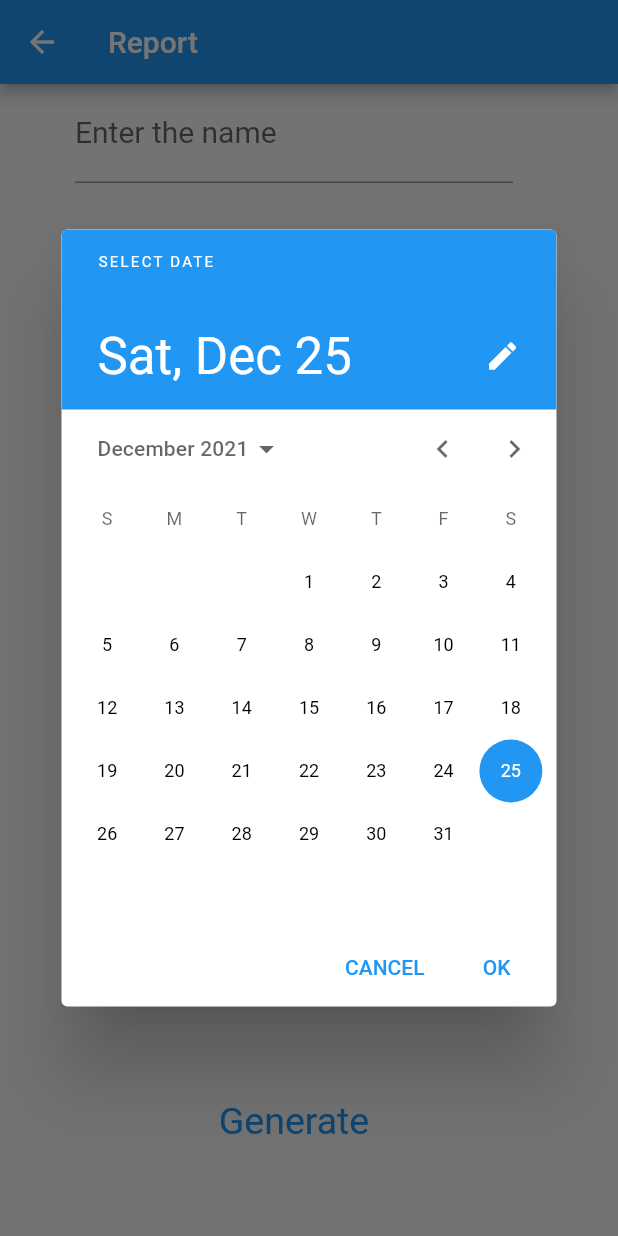
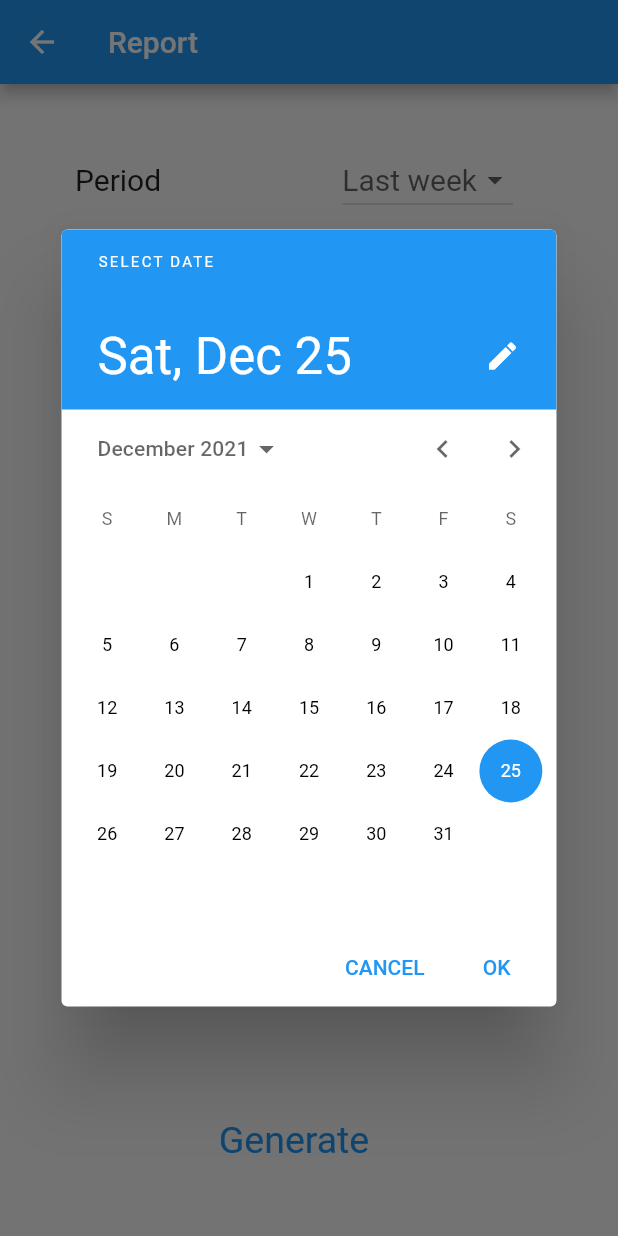
Before and after one commit to alexpardilla/codelab_timetracker.iml, a Flutter app: the PageReport screen opened directly, after a tap on the "calendar today" icon, on a phone screen of 412 x 824 dp. Run offline on Flutter 3.47's test engine with Material 2 defaults, Android fonts, the phone set to English and light mode, and no system bars; network calls fail.

Commit message:
Add new task/project and add button stop/start

```diff
--- a/lib/page_activities.dart
+++ b/lib/page_activities.dart
@@ -22,15 +22,16 @@ class PageActivities extends StatefulWidget {
 class _PageActivitiesState extends State<PageActivities> {
   //late Tree tree;
   late int id;
+  late int depth = 5;
   late Future<Tree> futureTree;
   late Timer _timer;
-  static const int periodRefresh = 6;
+  static const int periodRefresh = 2;
 
   @override
   void initState() {
     super.initState();
     id = widget.id;
-    futureTree = getTree(id);
+    futureTree = getTree(id, depth);
     _activateTimer();
     //tree = getTree();
   }
@@ -61,7 +62,8 @@ class _PageActivitiesState extends State<PageActivities> {
                 //TODO other actions
               ],
             ),
-            body: ListView.separated(
+            body:
+            ListView.separated(
               // it's like ListView.builder() but better because it includes a separator between items
               padding: const EdgeInsets.all(16.0),
               itemCount: snapshot.data!.root.children.length,
@@ -69,6 +71,26 @@ class _PageActivitiesState extends State<PageActivities> {
                   _buildRow(snapshot.data!.root.children[index], index),
               separatorBuilder: (BuildContext context, int index) =>
               const Divider(),
+
+            ),
+            bottomNavigationBar: BottomAppBar(
+              shape: const CircularNotchedRectangle(),
+              child: Container(
+                height: 150.0,
+                color: Colors.blue[700],
+                alignment: Alignment.center,
+                child: Text('Nom: ${snapshot.data!.root.name}\n'
+                    'Data final: ${snapshot.data!.root.initialDate != null ?
+                  snapshot.data!.root.initialDate.toString().split('.').first : "No hi ha temps"}\n'
+                    'Data Inicial: ${snapshot.data!.root.finalDate != null ?
+                  snapshot.data!.root.finalDate.toString().split('.').first : "No hi ha temps"}\n'
+                    'Duración total: ${snapshot.data!.root.duration}\n'
+                    'Id: ${snapshot.data!.root.id}\n',
+                    style: Theme.of(context)
+                        .textTheme
+                        .headline5!
+                        .copyWith(color: Colors.white)),
+              ),
             ),
             floatingActionButton: FloatingActionButton(
               child: const Icon(Icons.add),
@@ -80,6 +102,7 @@ class _PageActivitiesState extends State<PageActivities> {
                 }
 
             ),
+
           );
         } else if (snapshot.hasError) {
           return Text("${snapshot.error}");
@@ -98,38 +121,38 @@ class _PageActivitiesState extends State<PageActivities> {
   Widget _buildRow(Activity activity, int index) {
     String strDuration = Duration(seconds: activity.duration).toString().split('.').first;
     // split by '.' and taking first element of resulting list removes the microseconds part
+
     if (activity is Project) {
       return ListTile(
-        title: Text('${activity.name}'),
+        title: Text('${activity.name} \nDuration: $strDuration'),
         subtitle: const Text('Project'),
-        trailing: Text('$strDuration'),
         onTap: () => _navigateDownActivities(activity.id),
       );
     } else if (activity is Task) {
-      Task task = activity as Task;
+      Task task = activity;
       // at the moment is the same, maybe changes in the future
-      Widget trailing;
-      trailing = Text('$strDuration');
       return ListTile(
-        title: Text('${activity.name}'),
-        subtitle: const Text('Task'),
-        trailing: trailing,
-        onTap: () => _navigateDownIntervals(activity.id),
-        onLongPress: () {
-          if ((activity as Task).active) {
-            stop(activity.id);
+        title: Text('${task.name} \nDuration: $strDuration'),
+        subtitle: Text('Task \n${task.active ? "Actiu" :  "No actiu"} '),
+        onTap: () => _navigateDownIntervals(task.id),
+        trailing: IconButton(
+        icon: (activity).active ? const Icon(Icons.pause_circle_outline) : const Icon(Icons.play_circle_fill_outlined),
+        onPressed: () {
+          if ((task).active) {
+            stop(task.id);
             _refresh(); //to show immediately that task has started
           } else {
-            start(activity.id);
+            start(task.id);
             _refresh(); //to show immediately that task has stopped
           }
-        },
+        }),
       );
     } else {
       throw(Exception("Activity that is neither a Task or a Project"));
       // this solves the problem of return Widget is not nullable because an
       // Exception is also a Widget?
     }
+
   }
 
   void _navigateDownActivities(int childId) {
@@ -155,13 +178,13 @@ class _PageActivitiesState extends State<PageActivities> {
   }
 
   void _refresh() async {
-    futureTree = getTree(id);
+    futureTree = getTree(id, depth);
     setState(() {});
   }
 
   void _activateTimer() {
     _timer = Timer.periodic(const Duration(seconds: periodRefresh), (Timer t) {
-      futureTree = getTree(id);
+      futureTree = getTree(id, depth);
       setState(() {});
     });
   }
--- a/lib/page_addActivity.dart
+++ b/lib/page_addActivity.dart
@@ -107,10 +107,6 @@ class _PageAddActivityState extends State<PageAddActivity> {
     );
   }
 
-  void _addActivity() {
-
-  }
-
   @override
   void dispose() {
     // "The framework calls this method when this State object will never build again"
--- a/lib/page_report.dart
+++ b/lib/page_report.dart
@@ -1,4 +1,3 @@
-import 'package:codelab_timetracker/tree.dart';
 import 'package:flutter/cupertino.dart';
 import 'package:flutter/material.dart';
 import 'package:intl/intl.dart';
@@ -11,12 +10,8 @@ class PageReport extends StatefulWidget {
 }
 
 class _PageReportState extends State<PageReport> {
-
-  final _name = TextEditingController();
-  final _nameFather = TextEditingController();
-
-  final _listaC = ['Project', 'Task'];
-  String _vistaC = 'Project';
+  var _listaR = ['Last week', 'This week', 'Yesterday', 'Today', 'Other'];
+  String _vistaR = 'Last week';
 
   DateFormat formatter = DateFormat('yyyy-mm-dd');
   int ForT = 0;
@@ -26,16 +21,42 @@ class _PageReportState extends State<PageReport> {
   DateTime _dateTimeT = DateTime.now();
   DateTime today = DateTime.now();
 
+  var _listaC = ['Brief', 'Detalled', 'Statistic'];
+  String _vistaC = 'Brief';
+
+  var _listaF = ['Web page', 'PDF', 'Text'];
+  String _vistaF = 'Web page';
 
   @override
   void initState() {
     // TODO: implement initState
+    DateTime mondayThisWeek = DateTime(
+        today.year, today.month, today.day - today.weekday + 1);
+
+    if (_vistaR == 'Today') {
+      _dateTimeF = DateTime.now();
+      _dateTimeT = DateTime.now();
+    }
+    if (_vistaR == 'Yesterday') {
+      _dateTimeF = today.subtract(Duration(days: 1));
+      _dateTimeT = today.subtract(Duration(days: 1));
+    }
+    if (_vistaR == 'This week') {
+      _dateTimeF =
+          DateTime(today.year, today.month, today.day - today.weekday + 1);
+      _dateTimeT = DateTime.now();
+    }
+    if (_vistaR == 'Last week') {
+      _dateTimeT = mondayThisWeek.subtract(new Duration(days: 1));
+      _dateTimeF = mondayThisWeek.subtract(new Duration(days: 7));
+    }
+    if (_vistaR == 'Other') {
+      _pickFromDate();
+    }
   }
 
   @override
   Widget build(BuildContext context) {
-    return FutureBuilder<Tree>(
-      builder: (context, snapshot) {
     return Scaffold(
         appBar: AppBar(
           title: Text('Report'),
@@ -46,14 +67,38 @@ class _PageReportState extends State<PageReport> {
           child: Column(
             children: <Widget>[
 
-                //INSERT NAME DONE!
+
+              //PARTE DEL PERIOD DONE!
               Expanded(
-                      child: TextFormField(
-                          decoration: const InputDecoration(
-                          border: UnderlineInputBorder(),
-                      labelText: 'Enter the name',
+                  child: Row(
+                    //mainAxisAlignment: MainAxisAlignment.start,
+                    children: <Widget>[
+                      Expanded(
+                          child: Container(
+                            child: Text('Period',
+                              //textAlign: TextAlign.center,
+
+                            ),)
                       ),
+
+                      DropdownButton(
+                        items: _listaR.map((String a) {
+                          return DropdownMenuItem(
+                            value: a,
+                            child: Text(a),
+                          );
+                        }).toList(),
+                        onChanged: (newValue) {
+                          setState(() =>
+                          {
+                            _vistaR = newValue as String,
+                          });
+                          initState();
+                        },
+                        hint: Text(_vistaR),
                       ),
+                    ],)
+
               ),
 
               //PARTE DEL FROM, FALTA QUITAR HORA!
@@ -72,12 +117,10 @@ class _PageReportState extends State<PageReport> {
                       Expanded(
                         child: Container(
                           alignment: FractionalOffset(0.2, 0.6),
-                            child: Text('${_dateTimeF.year}-${_dateTimeF
-                                .month}-${_dateTimeF.day}'),
+                          child: Text('${_dateTimeF.year}-${_dateTimeF.month}-${_dateTimeF.day}'),
                         ),),
 
-                        IconButton(
-                          icon: Icon(Icons.calendar_today, color: Colors.blue),
+                      IconButton(icon: Icon(Icons.calendar_today, color: Colors.blue),
                         onPressed: () {
                           showDatePicker(
                               context: context,
@@ -85,10 +128,12 @@ class _PageReportState extends State<PageReport> {
                               firstDate: DateTime(2020),
                               lastDate: DateTime(2025)
                           ).then((date) {
+
                             setState(() {
                               _oldDTimeF = _dateTimeF;
                               ForT = 1;
                               _dateTimeF = date as DateTime;
+                              _vistaR = 'Other';
                             });
                             initState();
                           });
@@ -114,12 +159,10 @@ class _PageReportState extends State<PageReport> {
                       Expanded(
                         child: Container(
 
-                            child: Text('${_dateTimeT.year}-${_dateTimeT
-                                .month}-${_dateTimeT.day}'),
+                          child: Text('${_dateTimeT.year}-${_dateTimeT.month}-${_dateTimeT.day}'),
                         ),),
 
-                        IconButton(
-                          icon: Icon(Icons.calendar_today, color: Colors.blue),
+                      IconButton(icon: Icon(Icons.calendar_today, color: Colors.blue),
                         onPressed: () {
                           showDatePicker(
                               context: context,
@@ -131,6 +174,7 @@ class _PageReportState extends State<PageReport> {
                               _oldDTimeT = _dateTimeT;
                               ForT = 2;
                               _dateTimeT = date as DateTime;
+                              _vistaR = 'Other';
                             });
                             initState();
                           });
@@ -174,6 +218,37 @@ class _PageReportState extends State<PageReport> {
 
               ),
 
+              //PARTE DEL FORMAT, DONE!
+              Expanded(
+                  child: Row(
+                    mainAxisAlignment: MainAxisAlignment.start,
+                    children: <Widget>[
+                      Expanded(
+                        child: Container(
+
+                          child: Text('Format'),
+
+                        ),
+                      ),
+
+                      DropdownButton(
+                        items: _listaF.map((String a) {
+                          return DropdownMenuItem(
+                              value: a,
+                              child: Text(a)
+                          );
+                        }).toList(),
+                        onChanged: (newValue) {
+                          setState(() =>
+                          {
+                            _vistaF = newValue as String
+                          });
+                        },
+                        hint: Text(_vistaF),
+                      ),
+                    ],)
+
+              ),
 
               //PARTE DEL GENERATE, DONE PERO DIFERENTE
               Expanded(
@@ -190,8 +265,6 @@ class _PageReportState extends State<PageReport> {
             ],
           ),)
     );
-      },
-    );
   }
 
   void _pickFromDate() async {
@@ -205,6 +278,7 @@ class _PageReportState extends State<PageReport> {
     DateTime end = _dateTimeT; // the present To date
     if (end.difference(newStart) >= Duration(days: 0)) {
       setState(() {
+        _vistaR = 'Other'; // to redraw the screen
       });
     } else {
       _showAlertDates();
--- a/lib/requests.dart
+++ b/lib/requests.dart
@@ -1,4 +1,5 @@
 import 'dart:convert' as convert;
+import 'package:flutter/material.dart';
 import 'package:http/http.dart' as http;
 import 'tree.dart';
 
@@ -18,8 +19,8 @@ const String baseUrl = "http://localhost:8080";
 // https://newbedev.com/how-can-i-access-my-localhost-from-my-android-device
 // look for "Portable solution with ngrok"
 
-Future<Tree> getTree(int id) async {
-  var uri = Uri.parse("$baseUrl/get_tree?$id");
+Future<Tree> getTree(int id, int depth) async {
+  var uri = Uri.parse("$baseUrl/get_tree?$id&$depth");
   // see https://pub.dev/packages/http for examples of use
   final response = await client.get(uri);
   // response is NOT a Future because of await but since getTree() is async,
@@ -61,9 +62,10 @@ Future<void> stop(int id) async {
 }
 
 Future<void> createActivity(String name, String className,int fatherId) async {
-  var uri = Uri.parse("$baseUrl/createTask?$name&=$fatherId&=$className");
+  var uri = Uri.parse("$baseUrl/createActivity?$name&$fatherId&$className");
   final response = await client.get(uri);
   if (response.statusCode == 200) {
+    print("createActivity?$name&=$fatherId&=$className");
     print("statusCode=$response.statusCode");
   } else {
     print("statusCode=$response.statusCode");
```
Also changed, not shown: lib/page_intervals.dart (+25 -12 lines). Lines whose indentation alone changed are shown as unchanged.
